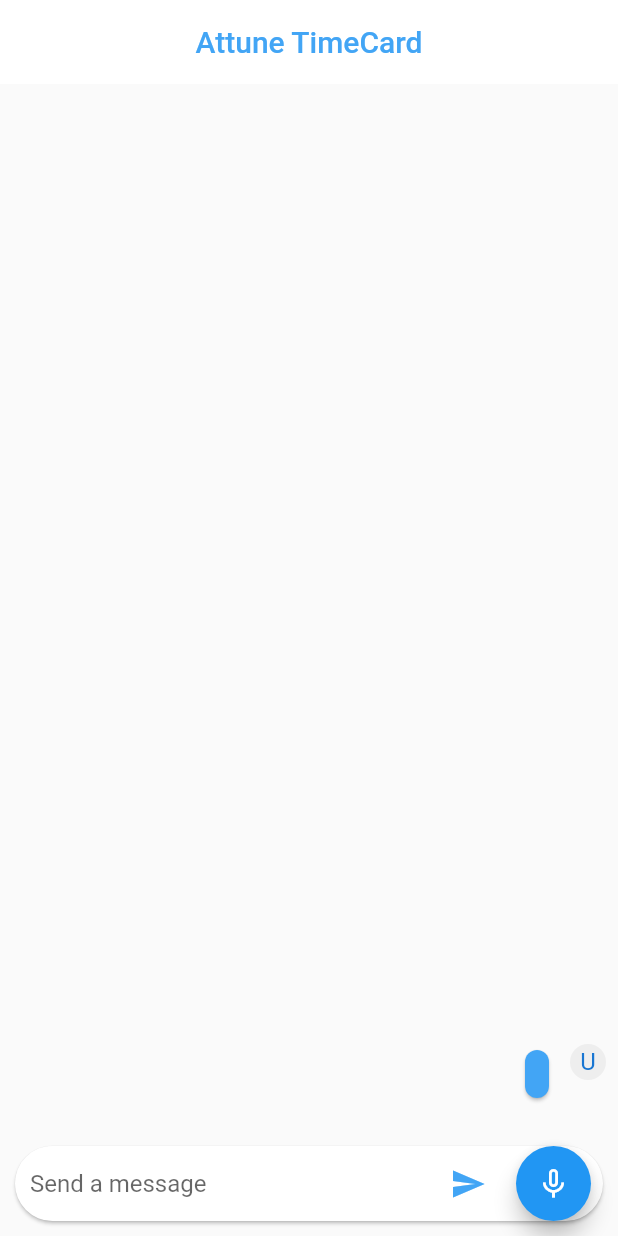
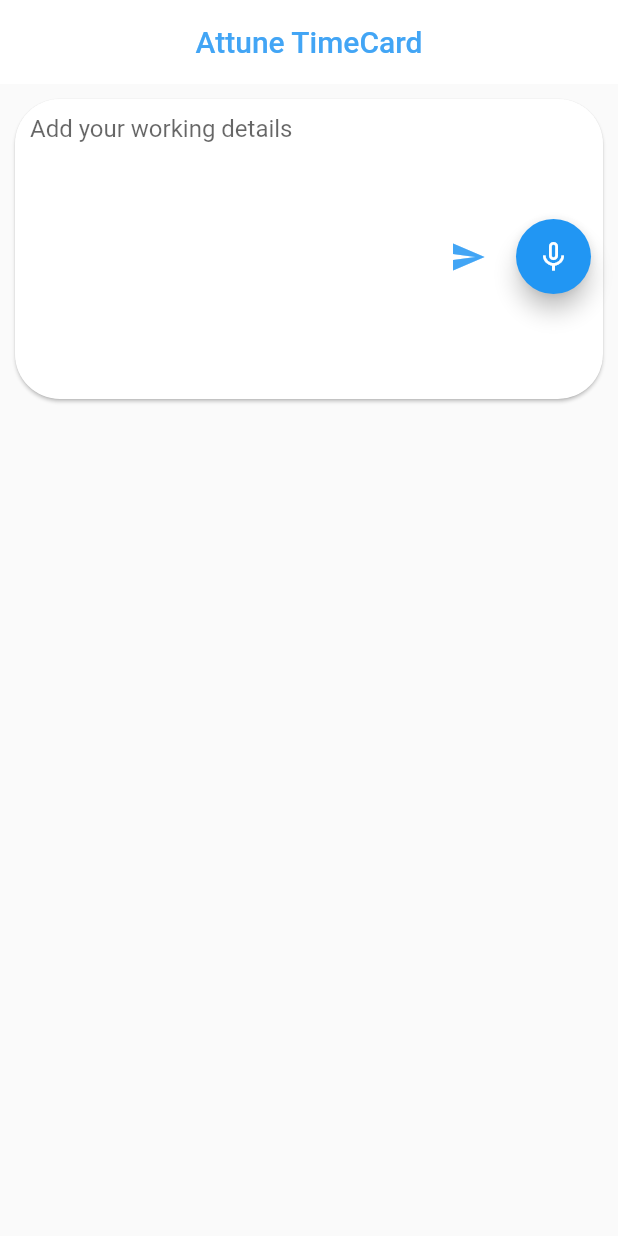
Before and after one commit to Sinthuja135/Voice-chatbot-Fluter_dialogflow, a Flutter app: the screen it shows after launch, after a tap on the "send" icon, on a phone screen of 412 x 824 dp. Run offline on Flutter 3.47's test engine with Material 2 defaults, Android fonts, the phone set to English and light mode, and no system bars; drawn by our look-alikes of avatar_glow; our stand-ins replace flutter_tts, speech_to_text; missing offline and left inert: flutter_dialogflow.

Commit message:
second digital assistant

```diff
--- a/lib/dialog_flow.dart
+++ b/lib/dialog_flow.dart
@@ -1,5 +1,7 @@
+import 'dart:ui';
+import 'package:intl/intl.dart';
 import 'package:flutter/material.dart';
-import 'facts_message.dart';
+import 'fact_message.dart';
 import 'package:flutter_tts/flutter_tts.dart';
 import 'package:flutter_dialogflow/dialogflow_v2.dart';
 import 'package:speech_to_text/speech_to_text.dart' as stt;
@@ -21,7 +23,7 @@ class _FlutterFactsChatBotState extends State<FlutterFactsChatBot> {
     stt.SpeechToText _speech;
     bool _isListening = false;
     TtsState ttsState = TtsState.playing;
-  //String _text;
+
         @override
         initState() {
           super.initState();
@@ -40,21 +42,23 @@ class _FlutterFactsChatBotState extends State<FlutterFactsChatBot> {
         });
         }
 
-
-
   Widget _queryInputWidget(BuildContext context) {
     return Card(
       margin: EdgeInsets.all(10),
       shape: RoundedRectangleBorder(borderRadius: BorderRadius.all(Radius.circular(30))),
       child: Padding(
-        padding: const EdgeInsets.only(left:10.0, right: 8),
+        padding: const EdgeInsets.only(left:10.0, right: 8,top:10),
         child: Row(
           children: <Widget>[
             Flexible(
               child: TextField(
+               keyboardType: TextInputType.multiline,
+               //minLines: 1
+               //maxLength: 200,
+               maxLines: 10,
                 controller: _textController,
                 onSubmitted: _submitQuery,
-                decoration: InputDecoration.collapsed(hintText: "Send a message"),
+                decoration: InputDecoration.collapsed(hintText: "Add your working details"),
               ),
             ),
 
@@ -62,7 +66,7 @@ class _FlutterFactsChatBotState extends State<FlutterFactsChatBot> {
               margin: EdgeInsets.symmetric(horizontal: 8.0),
               child: IconButton(
                   icon: Icon(Icons.send, color: Colors.blue[400],),
-                  onPressed: () => _submitQuery(_textController.text)),
+                  onPressed: () => (_textController.text.isNotEmpty)?_submitQuery(_textController.text) : null ),
             ),
              Container(
 
@@ -84,16 +88,14 @@ class _FlutterFactsChatBotState extends State<FlutterFactsChatBot> {
                 ),
             ),
            ],
-
         ),
-
       ),
     );
   }
 
         void agentResponse(query) async {
           _textController.clear();
-    AuthGoogle authGoogle = await AuthGoogle(fileJson: ".....").build();
+          AuthGoogle authGoogle = await AuthGoogle(fileJson: "assets/newagent-hw9t-e08fd778a12f.json").build();
           Dialogflow dialogFlow = Dialogflow(authGoogle: authGoogle, language: Language.english);
           AIResponse response = await dialogFlow.detectIntent(query);
           Facts message = Facts(
@@ -104,18 +106,7 @@ class _FlutterFactsChatBotState extends State<FlutterFactsChatBot> {
           );
           setState(() {
             messageList.insert(0, message);
-      // flutterTts.speak(response.getListMessage()[0].toString());
               flutterTts.speak(response.getMessage().toString());
-              // _speak();
-            //  Future _speak() async {
-            //   if (messageList != null) {
-            //     if (messageList.isNotEmpty) {
-            //       var result = await
-
-            //       if (result == 1) setState(() => ttsState = TtsState.playing);
-            //     }
-            //   }
-            // }
           });
         }
       void _listen() async {
@@ -129,10 +120,7 @@ class _FlutterFactsChatBotState extends State<FlutterFactsChatBot> {
             _speech.listen(
                 onResult: (val) => setState(() {
                   _textController.text = val.recognizedWords;
-                  // if(_textController != null){
-                    // messageList.insert(0, message);
 
-                  //  }
                 }),
               );
             }
@@ -142,24 +130,22 @@ class _FlutterFactsChatBotState extends State<FlutterFactsChatBot> {
                   }
         }
 
+            DateFormat dateFormat = DateFormat("yyyy/MM/dd   HH:mm:a");
             void _submitQuery(String text) {
               _textController.clear();
+
               Facts message = new Facts(
                 text: text,
                 name: "User",
                 type: true,
+                date:dateFormat.format(DateTime.now()).toString(),
              );
-
              setState(() {
-            // if(_textController != null){
-
               messageList.insert(0, message);
-              //}
-                // _speak();
               });
-
                agentResponse(text);
             }
+
 
   @override
   Widget build(BuildContext context) {
@@ -171,14 +157,15 @@ class _FlutterFactsChatBotState extends State<FlutterFactsChatBot> {
         elevation: 0,
       ),
       body: Column(children: <Widget>[
+         _queryInputWidget(context),
         Flexible(
             child: ListView.builder(
               padding: EdgeInsets.all(8.0),
-              reverse: true, //To keep the latest messages at the bottom
+              reverse: false, //To keep the latest messages at the top
               itemBuilder: (_, int index) => messageList[index],
               itemCount: messageList.length,
             )),
-        _queryInputWidget(context),
+
       ]),
     );
   }
--- a/lib/facts_message.dart
+++ /dev/null
@@ -1,80 +0,0 @@
-import 'package:flutter/material.dart';
-import 'package:flutter_tts/flutter_tts.dart';
-
-class Facts extends StatelessWidget {
-  Facts({this.text, this.name, this.type});
-  FlutterTts flutterTts;
-  final String text;
-  final String name;
-  final bool type;
-
-
-  List<Widget> botMessage(context) {
-    return <Widget>[
-      Container(
-        margin: const EdgeInsets.only(right: 10.0),
-        child: CircleAvatar(child: Padding(
-          padding: const EdgeInsets.all(5),
-          child: FlutterLogo(),
-        ), backgroundColor: Colors.grey[200], radius: 12,),
-      ),
-      Expanded(
-        child: Column(
-          crossAxisAlignment: CrossAxisAlignment.start,
-          children: <Widget>[
-//            Text(this.name,
-//                style: TextStyle(fontWeight: FontWeight.bold)),
-            Card(
-              elevation: 3,
-              shape: RoundedRectangleBorder(
-                borderRadius: BorderRadius.all(Radius.circular(20))
-              ),
-                child: Padding(
-                  padding: const EdgeInsets.all(8.0),
-                  child: Text(text, ),
-                )
-            ),
-          ],
-        ),
-      ),
-    ];
-  }
-
-  List<Widget> userMessage(context) {
-    return <Widget>[
-      Expanded(
-        child: Column(
-          crossAxisAlignment: CrossAxisAlignment.end,
-          children: <Widget>[
-//            Text(this.name, style: Theme.of(context).textTheme.subhead),
-            Card(
-              color: Colors.blue[400],
-                shape: RoundedRectangleBorder(
-                    borderRadius: BorderRadius.all(Radius.circular(20))
-                ),
-                child: Padding(
-                  padding: const EdgeInsets.all(8.0),
-                  child: Text(text, style: TextStyle(color: Colors.white),),
-                )
-            ),
-          ],
-        ),
-      ),
-      Container(
-        margin: const EdgeInsets.only(left: 10.0),
-        child: CircleAvatar(child: new Text(this.name[0]),backgroundColor: Colors.grey[200], radius: 12,),
-      ),
-    ];
-  }
-
-  @override
-  Widget build(BuildContext context) {
-    return new Container(
-      margin: const EdgeInsets.symmetric(vertical: 10.0),
-      child: new Row(
-        crossAxisAlignment: CrossAxisAlignment.start,
-        children: this.type ? userMessage(context) : botMessage(context),
-      ),
-    );
-  }
-}
--- a/lib/tts.dart
+++ /dev/null
@@ -1,99 +0,0 @@
-import 'dart:async';
-
-import 'package:flutter/material.dart';
-import 'package:flutter_tts/flutter_tts.dart';
-
-void main() => runApp(MyApp());
-
-class MyApp extends StatefulWidget {
-  @override
-  _MyAppState createState() => _MyAppState();
-}
-
-enum TtsState { playing }
-
-class _MyAppState extends State<MyApp> {
-  FlutterTts flutterTts;
-  String _newVoiceText;
-
-  TtsState ttsState = TtsState.playing;
-
-
-  @override
-  initState() {
-    super.initState();
-    initTts();
-  }
-
-  initTts() {
-    flutterTts = FlutterTts();
-
-    flutterTts.setStartHandler(() {
-      setState(() {
-        //print("playing");
-        ttsState = TtsState.playing;
-      });
-    });
-     }
-
-  Future _speak() async {
-    if (_newVoiceText != null) {
-      if (_newVoiceText.isNotEmpty) {
-        var result = await flutterTts.speak(_newVoiceText);
-        if (result == 1) setState(() => ttsState = TtsState.playing);
-      }
-    }
-  }
-
-  void _onChange(String text) {
-    setState(() {
-      _newVoiceText = text;
-    });
-  }
-
-  @override
-  Widget build(BuildContext context) {
-    return MaterialApp(
-        home: Scaffold(
-            bottomNavigationBar: bottomBar(),
-            appBar: AppBar(
-              title: Text('Text To Speech',),
-              centerTitle: true,
-              backgroundColor: Colors.green,
-            ),
-            body: SingleChildScrollView(
-                scrollDirection: Axis.vertical,
-                child: Column(children: [
-                  _inputSection(),
-
-                  bottomBar(),
-                ]))));
-  }
-
-  Widget _inputSection() => Container(
-      alignment: Alignment.topCenter,
-      padding: EdgeInsets.only(top: 25.0, left: 25.0, right: 25.0),
-      child: TextField(
-        onChanged: (String value) {
-          _onChange(value);
-        },
-      ));
-
-
-  bottomBar() =>Container(
-    margin: EdgeInsets.all(10.0),
-    height: 50,
-    child: Row(
-      mainAxisAlignment: MainAxisAlignment.spaceEvenly,
-      children: <Widget>[
-        FloatingActionButton(
-          onPressed: _speak,
-          child: Icon(Icons.play_arrow),
-          backgroundColor: Colors.green,
-
-        ),
-
-      ],
-    ),
-  );
-}
--- a/pubspec.yaml
+++ b/pubspec.yaml
@@ -36,6 +36,7 @@ dev_dependencies:
   speech_to_text: ^2.3.0
   highlight_text: ^0.7.2
   avatar_glow: ^1.2.0
+  intl:
 
 # For information on the generic Dart part of this file, see the
 # following page: https://dart.dev/tools/pub/pubspec
```
Also changed, not shown: lib/fact_message.dart (added, +50 -0 lines), pubspec.lock, 1 other file. Lines whose indentation alone changed are shown as unchanged.
